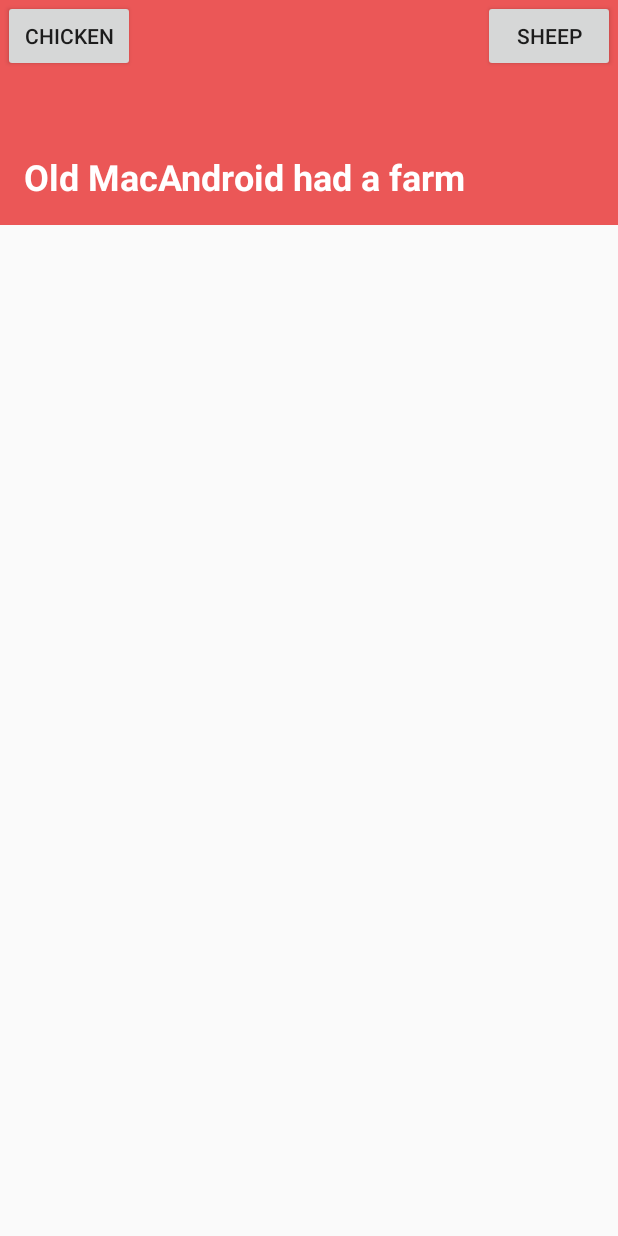
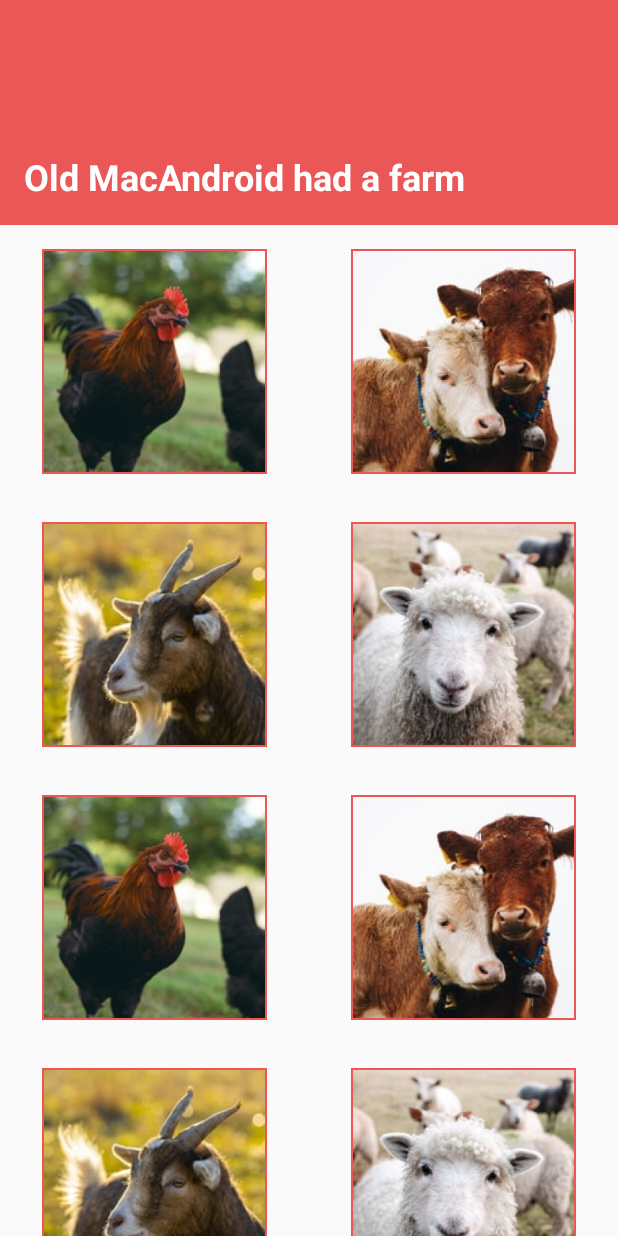
Before and after one commit to kristiania-android-course-2021/MacAndroidFarm, an Android app: the screen it shows after launch (MainActivity), on a phone screen of 412 x 824 dp. Run offline under Robolectric (Android 15) with nearby library versions, the phone set to English and light mode, and no system bars.

Commit message:
list and recycler view

```diff
--- a/app/src/main/java/no/kristiania/android/farm/MainActivity.kt
+++ b/app/src/main/java/no/kristiania/android/farm/MainActivity.kt
@@ -4,7 +4,7 @@ import android.os.Bundle
 import android.view.LayoutInflater
 import androidx.appcompat.app.AppCompatActivity
 import no.kristiania.android.farm.databinding.ActivityMainBinding
-import no.kristiania.android.farm.details.AnimalFragment
+import no.kristiania.android.farm.list.ListFragment
 
 class MainActivity : AppCompatActivity() {
     private lateinit var binding: ActivityMainBinding
@@ -13,17 +13,11 @@ class MainActivity : AppCompatActivity() {
         super.onCreate(savedInstanceState)
         binding = ActivityMainBinding.inflate(LayoutInflater.from(this))
         setContentView(binding.root)
-        with(binding) {
-            btnChicken.setOnClickListener {
-                supportFragmentManager.beginTransaction()
-                    .replace(R.id.fragment_container, AnimalFragment.newInstance(R.drawable.chicken))
-                    .commit()
-            }
-            btnSheep.setOnClickListener {
-                supportFragmentManager.beginTransaction()
-                    .replace(R.id.fragment_container, AnimalFragment.newInstance(R.drawable.sheep))
-                    .commit()
-            }
+
+        if (savedInstanceState == null) {
+            supportFragmentManager.beginTransaction()
+                .add(R.id.fragment_container, ListFragment())
+                .commit()
         }
     }
 }
--- /dev/null
+++ b/app/src/main/java/no/kristiania/android/farm/list/AnimalsListAdapter.kt
@@ -0,0 +1,31 @@
+package no.kristiania.android.farm.list
+
+import android.view.LayoutInflater
+import android.view.ViewGroup
+import androidx.recyclerview.widget.RecyclerView
+import no.kristiania.android.farm.databinding.AnimalImageItemBinding
+
+class AnimalsListAdapter(private val list: List<Int>, val onClick: (Int) -> Unit) :
+    RecyclerView.Adapter<AnimalsListAdapter.AnimalViewHolder>() {
+    override fun onCreateViewHolder(parent: ViewGroup, viewType: Int): AnimalViewHolder {
+        val binding = AnimalImageItemBinding.inflate(LayoutInflater.from(parent.context))
+        return AnimalViewHolder(binding, onClick)
+    }
+
+    override fun onBindViewHolder(holder: AnimalViewHolder, position: Int) {
+        holder.bind(list[position])
+    }
+
+    override fun getItemCount(): Int = list.size
+
+    class AnimalViewHolder(private val binding: AnimalImageItemBinding, val onClick: (Int) -> Unit) :
+        RecyclerView.ViewHolder(binding.root) {
+
+        fun bind(item: Int) {
+            binding.imgSmall.setImageResource(item)
+            binding.imgSmall.setOnClickListener {
+                onClick(item)
+            }
+        }
+    }
+}
--- /dev/null
+++ b/app/src/main/java/no/kristiania/android/farm/list/ListFragment.kt
@@ -0,0 +1,57 @@
+package no.kristiania.android.farm.list
+
+
+import android.os.Bundle
+import android.view.View
+import androidx.fragment.app.Fragment
+import androidx.recyclerview.widget.GridLayoutManager
+import no.kristiania.android.farm.R
+import no.kristiania.android.farm.databinding.FragmentListBinding
+import no.kristiania.android.farm.details.AnimalFragment
+
+class ListFragment : Fragment(R.layout.fragment_list) {
+
+    private val animals: List<Int> = mutableListOf(
+        R.drawable.chicken,
+        R.drawable.cow,
+        R.drawable.goat,
+        R.drawable.sheep,
+        R.drawable.chicken,
+        R.drawable.cow,
+        R.drawable.goat,
+        R.drawable.sheep,
+        R.drawable.chicken,
+        R.drawable.cow,
+        R.drawable.goat,
+        R.drawable.sheep,
+        R.drawable.chicken,
+        R.drawable.cow,
+        R.drawable.goat,
+        R.drawable.sheep,
+        R.drawable.chicken,
+        R.drawable.cow,
+        R.drawable.goat,
+        R.drawable.sheep
+    )
+
+    lateinit var binding: FragmentListBinding
+
+    override fun onViewCreated(view: View, savedInstanceState: Bundle?) {
+        super.onViewCreated(view, savedInstanceState)
+        binding = FragmentListBinding.bind(view)
+        with(binding) {
+            animalsList.layoutManager = GridLayoutManager(requireContext(), 2)
+            animalsList.adapter = AnimalsListAdapter(animals) { item ->
+                showDetails(item)
+            }
+        }
+    }
+
+    private fun showDetails(item: Int) {
+        fragmentManager?.apply {
+            beginTransaction()
+                .replace(R.id.fragment_container, AnimalFragment.newInstance(item))
+                .addToBackStack("animal_fragment").commit()
+        }
+    }
+}
--- a/app/src/main/res/layout/activity_main.xml
+++ b/app/src/main/res/layout/activity_main.xml
@@ -21,29 +21,6 @@
             tools:layout_editor_absoluteX="0dp"
             app:layout_constraintTop_toTopOf="parent"/>
 
-    <Button
-            android:id="@+id/btn_chicken"
-            android:layout_marginStart="2dp"
-            android:textSize="14sp"
-            android:elevation="3dp"
-            android:paddingHorizontal="8dp"
-            android:text="@string/chicken"
-            android:layout_width="wrap_content"
-            android:layout_height="wrap_content"
-            app:layout_constraintTop_toTopOf="parent"
-            app:layout_constraintStart_toStartOf="parent"/>
-    <Button
-            android:id="@+id/btn_sheep"
-            android:paddingHorizontal="8dp"
-            android:layout_marginEnd="2dp"
-            android:elevation="3dp"
-            android:textSize="14sp"
-            android:text="@string/sheep"
-            android:layout_width="wrap_content"
-            android:layout_height="wrap_content"
-            app:layout_constraintTop_toTopOf="parent"
-            app:layout_constraintEnd_toEndOf="parent"/>
-
 
     <FrameLayout
             android:id="@+id/fragment_container"
--- /dev/null
+++ b/app/src/main/res/layout/animal_image_item.xml
@@ -0,0 +1,18 @@
+<?xml version="1.0" encoding="utf-8"?>
+<LinearLayout xmlns:android="http://schemas.android.com/apk/res/android"
+              android:orientation="vertical"
+              android:layout_width="match_parent"
+              android:layout_height="wrap_content">
+
+    <ImageView
+            android:background="@color/colorPrimary"
+            android:scaleType="fitXY"
+            android:layout_gravity="center"
+            android:layout_margin="16dp"
+            android:id="@+id/img_small"
+            android:src="@drawable/chicken"
+            android:padding="1dp"
+            android:layout_width="150dp"
+            android:layout_height="150dp"/>
+
+</LinearLayout>
--- /dev/null
+++ b/app/src/main/res/layout/fragment_list.xml
@@ -0,0 +1,16 @@
+<?xml version="1.0" encoding="utf-8"?>
+<FrameLayout
+        xmlns:android="http://schemas.android.com/apk/res/android"
+        xmlns:tools="http://schemas.android.com/tools"
+        android:layout_width="match_parent"
+        android:layout_height="match_parent"
+        tools:context=".list.ListFragment">
+
+
+    <androidx.recyclerview.widget.RecyclerView
+            android:id="@+id/animals_list"
+            tools:listitem="@layout/animal_image_item"
+            android:layout_width="match_parent"
+            android:layout_height="match_parent"/>
+
+</FrameLayout>
```
